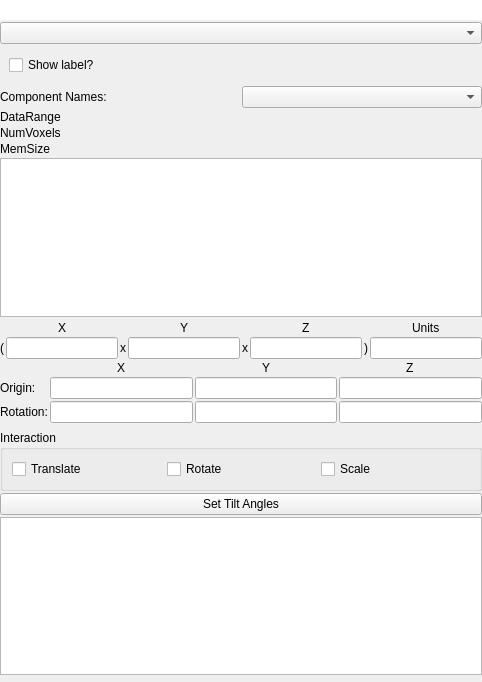
OpenChemistry/tomviz, file tomviz/DataPropertiesPanel.ui: the form before one commit.
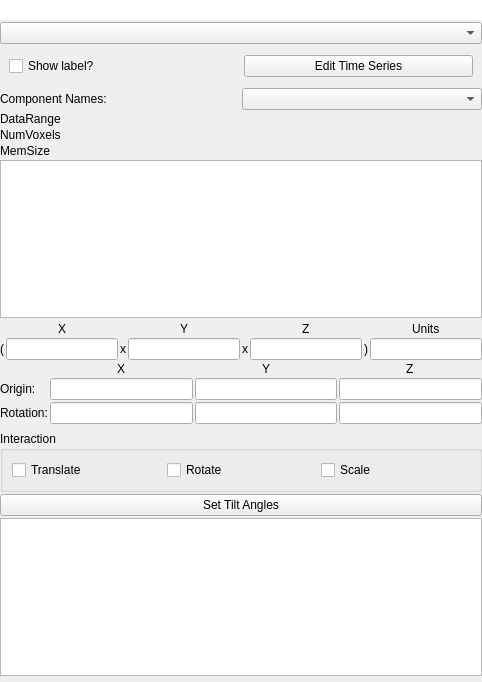
The form after the commit. Custom widgets are drawn as their Qt base class.

Commit message:
Add a list editor for editing the time series
This allows users to both rename labels for individual steps and
re-order the time steps.

Patch:
```diff
--- a/tomviz/DataPropertiesPanel.ui
+++ b/tomviz/DataPropertiesPanel.ui
@@ -55,6 +55,13 @@
         </property>
        </widget>
       </item>
+      <item row="0" column="1">
+       <widget class="QPushButton" name="editTimeSeries">
+        <property name="text">
+         <string>Edit Time Series</string>
+        </property>
+       </widget>
+      </item>
      </layout>
     </widget>
    </item>
```
The commit also changes 8 other files.
